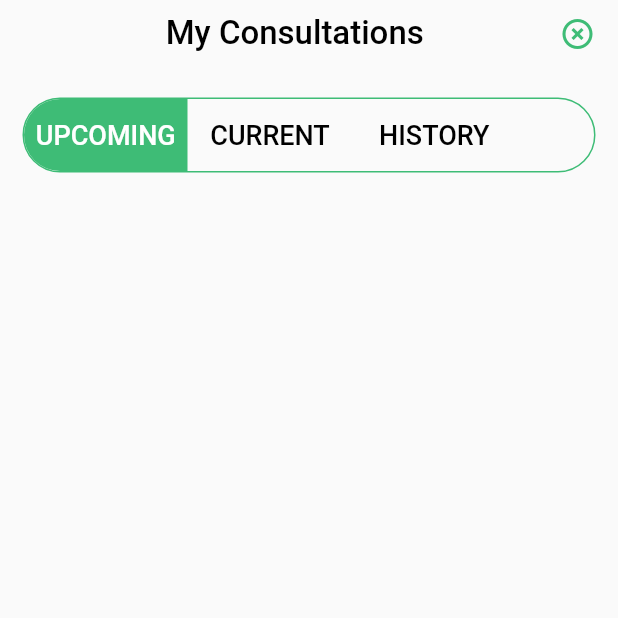
After one commit to omflutteromninos/health_kangaroo, a Flutter app: the screen it shows after launch, item 5 of the bottom bar chosen, after a tap on the "arrow forward ios" icon, on a phone screen of 412 x 824 dp, the top half of it. The commit adds this screen. Run offline on Flutter 3.47's test engine with Material 2 defaults, Android fonts, the light colour scheme and no system bars; our stand-ins replace carousel_slider, fluentui_icons, gap, google_fonts, table_calendar; network calls fail.

Commit message:
artical screen responsive medicine screen update setting screen buttons buy medicine screen

```diff
--- a/lib/main.dart
+++ b/lib/main.dart
@@ -29,6 +29,6 @@ class MyApp extends StatelessWidget {
           // is not restarted.
           primarySwatch: Colors.blue,
         ),
-        home: const SettingScreen());
+        home: const BottomNav());
   }
 }
--- /dev/null
+++ b/lib/screens/setting_my_consultation_Screen.dart
@@ -0,0 +1,124 @@
+import 'package:flutter/material.dart';
+import 'package:hk/utils/app_styles.dart';
+class MyConsult extends StatefulWidget {
+  const MyConsult({Key? key}) : super(key: key);
+
+  @override
+  State<MyConsult> createState() => _MyConsultState();
+}
+
+class _MyConsultState extends State<MyConsult> {
+  bool upcomingSelect=true;
+  bool currentSelect=false;
+  bool historySelect=false;
+  @override
+  Widget build(BuildContext context) {
+    final size = MediaQuery.of(context).size;
+    return Scaffold(
+      body: SafeArea(
+        child: Padding(
+          padding: const EdgeInsets.only(left: 15,right: 15),
+          child: Container(
+            height: size.height*0.95,
+            width: size.width,
+            child: Column(
+              children: [
+                Container(
+                  height: 45,
+                  child: Row(
+                    mainAxisAlignment: MainAxisAlignment.spaceBetween,
+                    children: [
+                      SizedBox(width: 5,),
+                      Text('My Consultations',style: Styles.largeText,),
+                      InkWell(
+                        onTap: (){
+                          Navigator.pop(context);
+                        },
+                          child: Icon(Icons.highlight_remove,color: Styles.greenColor,
+                          ))
+                    ],
+                  ),
+                ),
+                SizedBox(height: 20,),
+                Container(
+                  height: 50,
+                  decoration: BoxDecoration(
+                    borderRadius: BorderRadius.circular(25),
+                    border: Border.all(color: Styles.greenColor)
+                  ),
+                  child: Row(
+                    children: [
+                      InkWell(
+                        onTap: (){
+                          setState(() {
+                            upcomingSelect= true;
+                            currentSelect=false;
+                            historySelect=false;
+                          });
+                        },
+                        child: Container(
+
+                          child: Center(
+                            child: Text('UPCOMING',style: Styles.mediumText.copyWith(color: upcomingSelect?Colors.white:Colors.black),),
+                          ),
+                          height: 50,
+                          width: 109,
+                          decoration: BoxDecoration(
+                              color: upcomingSelect? Styles.greenColor: null,
+                              borderRadius: BorderRadius.horizontal(left: Radius.circular(25))
+                          ),
+                        ),
+                      ),
+                      InkWell(
+                        onTap: (){
+                          setState(() {
+                            upcomingSelect= false;
+                            currentSelect=true;
+                            historySelect=false;
+                          });
+                        },
+                        child: Container(
+
+                          child: Center(
+                            child: Text('CURRENT',style: Styles.mediumText.copyWith(color: currentSelect?Colors.white:Colors.black),),
+                          ),
+                          height: 50,
+                          width: 110,
+                          decoration: BoxDecoration(
+                              color: currentSelect? Styles.greenColor: null,
+                              borderRadius: BorderRadius.horizontal(left: Radius.circular(0))
+                          ),
+                        ),
+                      ),
+                      InkWell(
+                        onTap: (){
+                          setState(() {
+                            upcomingSelect= false;
+                            currentSelect=false;
+                            historySelect=true;
+                          });
+                        },
+                        child: Container(
+
+                          child: Center(
+                            child: Text('HISTORY',style: Styles.mediumText.copyWith(color: historySelect?Colors.white:Colors.black),),
+                          ),
+                          height: 50,
+                          width: 109,
+                          decoration: BoxDecoration(
+                              color: historySelect? Styles.greenColor: null,
+                              borderRadius: BorderRadius.horizontal(right: Radius.circular(25))
+                          ),
+                        ),
+                      ),
+                    ],
+                  ),
+                )
+              ],
+            ),
+          ),
+        ),
+      ),
+    );
+  }
+}
--- a/lib/screens/settings_screen.dart
+++ b/lib/screens/settings_screen.dart
@@ -1,4 +1,6 @@
 import 'package:flutter/material.dart';
+import 'package:hk/screens/setting_hospital_booking_screen.dart';
+import 'package:hk/screens/setting_my_consultation_Screen.dart';
 
 import '../utils/app_styles.dart';
 
@@ -61,21 +63,29 @@ class _SettingScreenState extends State<SettingScreen> {
                   width: size.width,
                   child: Column(
                     children: [
-                      MyListile(myIcon: Icons.person, myText: 'My Consultation'),
+                      MyListile(myIcon: Icons.person, myText: 'My Consultation', ontap: () {
+                        Navigator.of(context).push(MaterialPageRoute(builder: (context){
+                         return MyConsult();
+                        }));
+                      },),
                       MyListile(
                           myIcon: Icons.card_giftcard,
-                          myText: 'My Orders Status'),
+                          myText: 'My Orders Status', ontap: () {  },),
                       MyListile(
                           myIcon: Icons.house_siding,
-                          myText: 'My Hospital Appointments'),
-                      MyListile(myIcon: Icons.car_rental, myText: 'Trip Details'),
+                          myText: 'My Hospital Appointments', ontap: () {
+                        Navigator.of(context).push(MaterialPageRoute(builder: (context){
+                          return HospitalScreen();
+                        }));
+                      },),
+                      MyListile(myIcon: Icons.car_rental, myText: 'Trip Details', ontap: () {  },),
                       MyListile(
-                          myIcon: Icons.phone, myText: 'Emergency Contacts'),
+                          myIcon: Icons.phone, myText: 'Emergency Contacts', ontap: () {  },),
                       MyListile(
                           myIcon: Icons.local_offer_outlined,
-                          myText: 'Coupons & Offers'),
-                      MyListile(myIcon: Icons.share, myText: 'Shares'),
-                      MyListile(myIcon: Icons.logout, myText: 'Logout'),
+                          myText: 'Coupons & Offers', ontap: () {  },),
+                      MyListile(myIcon: Icons.share, myText: 'Shares', ontap: () {  },),
+                      MyListile(myIcon: Icons.logout, myText: 'Logout', ontap: () {  },),
                     ],
                   ),
                 ),
@@ -89,10 +99,11 @@ class _SettingScreenState extends State<SettingScreen> {
 }
 
 class MyListile extends StatelessWidget {
-  MyListile({Key? key, required this.myIcon, required this.myText})
+  MyListile({Key? key, required this.myIcon, required this.myText,required this.ontap})
       : super(key: key);
   IconData myIcon;
   String myText;
+  Function() ontap;
 
   @override
   Widget build(BuildContext context) {
@@ -104,7 +115,9 @@ class MyListile extends StatelessWidget {
           color: Styles.greenColor,
         ),
         title: Text(myText),
-        trailing: CircleAvatar(
+        trailing: InkWell(
+          onTap: ontap,
+          child: CircleAvatar(
             radius: 15,
             backgroundColor: Styles.greenColor,
             child: Center(
@@ -116,6 +129,7 @@ class MyListile extends StatelessWidget {
             ),
           ),
         ),
+      ),
     );
   }
 }
```
Also changed, not shown: lib/screens/articals_screen.dart (+4 -6 lines), lib/screens/mediciens_screen.dart (+84 -13 lines), lib/screens/setting_hospital_booking_screen.dart (added, +98 -0 lines). Lines whose indentation alone changed are shown as unchanged.
